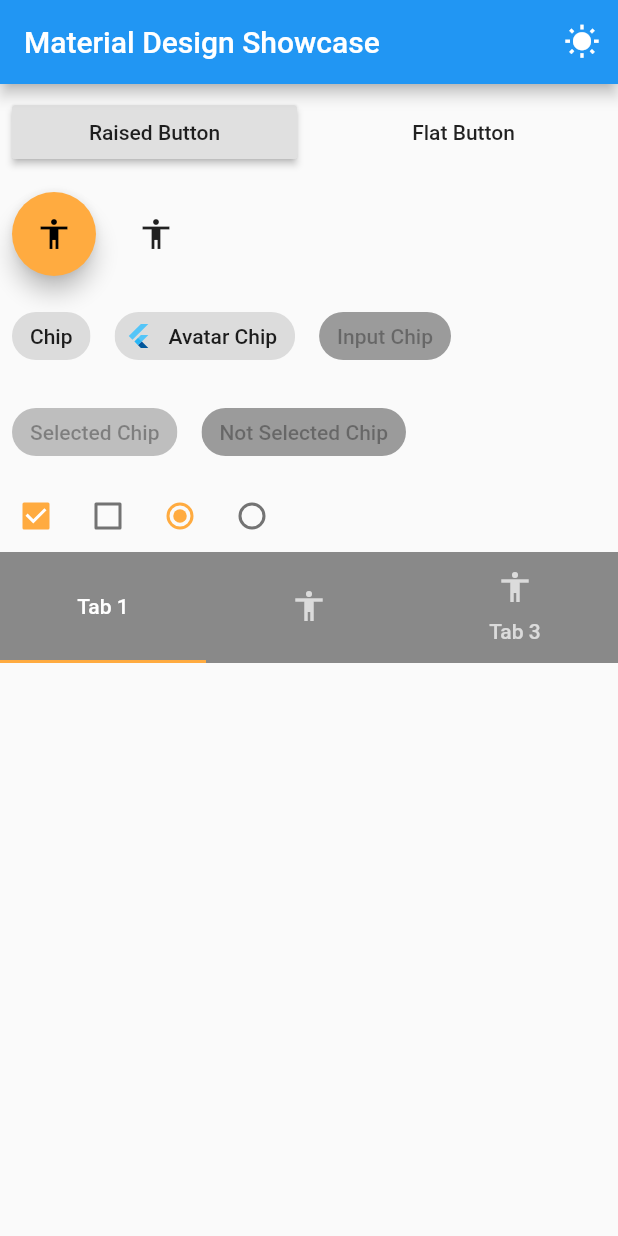
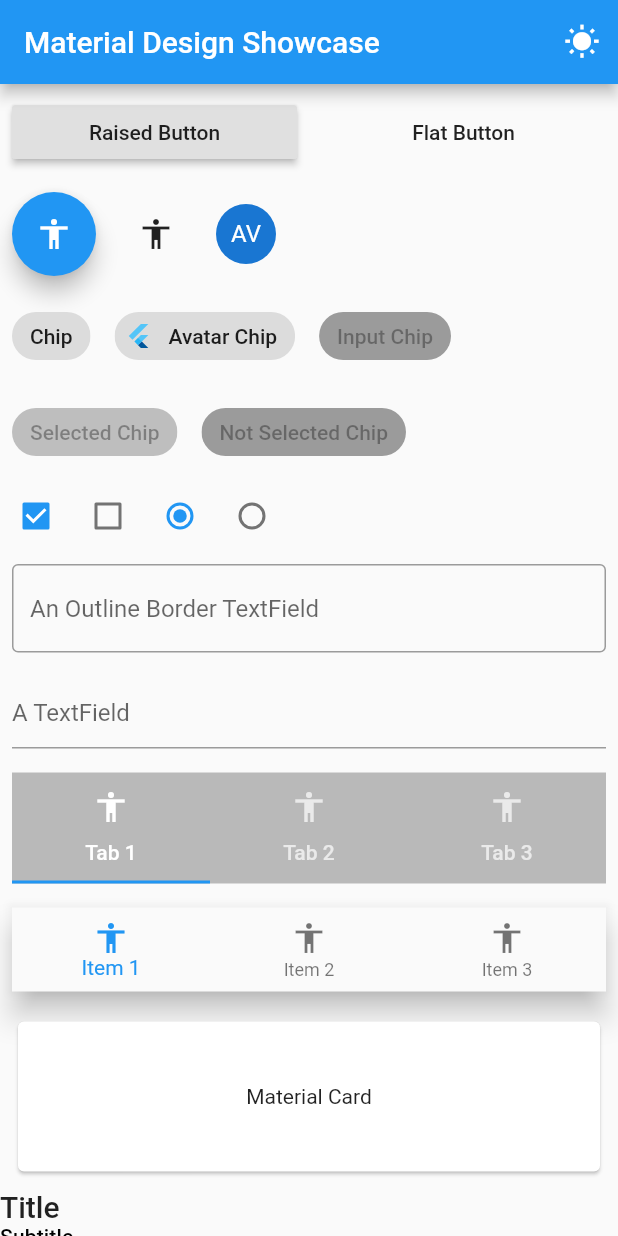
Before and after one commit to miquelbeltran/flutter_material_showcase, a Flutter app: the screen it shows after launch, on a phone screen of 412 x 824 dp. Run offline on Flutter 3.47's test engine with Material 2 defaults, Android fonts, the phone set to English and light mode, and no system bars.

Commit message:
added many widgets

```diff
--- a/example/lib/main.dart
+++ b/example/lib/main.dart
@@ -20,7 +20,6 @@ class _MyAppState extends State<MyApp> {
       theme: ThemeData(
         brightness: brightness,
         primarySwatch: Colors.blue,
-        accentColor: Colors.orangeAccent,
       ),
       home: Scaffold(
         appBar: AppBar(
--- a/lib/flutter_material_showcase.dart
+++ b/lib/flutter_material_showcase.dart
@@ -2,48 +2,94 @@ library flutter_material_showcase;
 
 import 'package:flutter/material.dart';
 
-class MaterialShowcase extends StatelessWidget {
+/// Material Design components showcase for Flutter apps
+///
+/// Use this widget to preview your ThemeData and see
+/// how it looks like with different Material Widgets.
+///
+/// The [tabBackgroundColor] will default to [Colors.black26] if not set.
+///
+class MaterialShowcase extends StatefulWidget {
+
+  /// Creates a MaterialShowcase
   MaterialShowcase({
     Key key,
-    this.tabBackgroundColor = Colors.black45,
+    this.tabBackgroundColor,
   }) : super(key: key);
 
-  Color tabBackgroundColor;
+  /// Color to be used under the TabBar
+  final Color tabBackgroundColor;
+
+  @override
+  _MaterialShowcaseState createState() => _MaterialShowcaseState();
+}
+
+class _MaterialShowcaseState extends State<MaterialShowcase> {
+  TextEditingController _controller1;
+  TextEditingController _controller2;
+
+  @override
+  void initState() {
+    super.initState();
+    _controller1 = TextEditingController();
+    _controller2 = TextEditingController();
+  }
+
+  @override
+  void dispose() {
+    super.dispose();
+    _controller1.dispose();
+    _controller2.dispose();
+  }
 
   @override
   Widget build(BuildContext context) {
     return DefaultTabController(
       length: 3,
       child: Column(
+        crossAxisAlignment: CrossAxisAlignment.start,
         children: <Widget>[
-          buildButtonRow(),
-          buildIconButtonRow(),
-          buildChipRow(),
-          buildChoiceChipRow(),
-          buildCheckboxRow(),
-          buildTabRow(),
+          _buildButtonRow(),
+          _buildIconButtonRow(),
+          _buildChipRow(),
+          _buildChoiceChipRow(),
+          _buildCheckboxRow(),
+          _buildTextInput(),
+          _buildTabRow(context),
+          _buildBottomNavigation(),
+          _buildCard(),
+          _buildText(context),
         ],
       ),
     );
   }
 
-  Container buildTabRow() {
-    return Container(
-          color: tabBackgroundColor,
+  Widget _buildTabRow(context) {
+    return Padding(
+      padding: const EdgeInsets.all(8.0),
+      child: Container(
+        color: widget.tabBackgroundColor ?? Colors.black26,
         child: TabBar(
           tabs: <Widget>[
-              Tab(text: 'Tab 1'),
-              Tab(icon: Icon(Icons.accessibility)),
+            Tab(
+              text: 'Tab 1',
+              icon: Icon(Icons.accessibility),
+            ),
+            Tab(
+              text: 'Tab 2',
+              icon: Icon(Icons.accessibility),
+            ),
             Tab(
               text: 'Tab 3',
               icon: Icon(Icons.accessibility),
             ),
           ],
         ),
+      ),
     );
   }
 
-  Row buildCheckboxRow() {
+  Row _buildCheckboxRow() {
     return Row(
       children: <Widget>[
         Checkbox(
@@ -67,7 +113,7 @@ class MaterialShowcase extends StatelessWidget {
     );
   }
 
-  Row buildChoiceChipRow() {
+  Row _buildChoiceChipRow() {
     return Row(
       children: <Widget>[
         Padding(
@@ -88,7 +134,7 @@ class MaterialShowcase extends StatelessWidget {
     );
   }
 
-  Row buildChipRow() {
+  Row _buildChipRow() {
     return Row(
       children: <Widget>[
         Padding(
@@ -114,7 +160,7 @@ class MaterialShowcase extends StatelessWidget {
     );
   }
 
-  Row buildIconButtonRow() {
+  Row _buildIconButtonRow() {
     return Row(
       children: <Widget>[
         Padding(
@@ -131,11 +177,17 @@ class MaterialShowcase extends StatelessWidget {
             onPressed: () {},
           ),
         ),
+        Padding(
+          padding: const EdgeInsets.all(8.0),
+          child: CircleAvatar(
+            child: Text('AV'),
+          ),
+        )
       ],
     );
   }
 
-  Row buildButtonRow() {
+  Row _buildButtonRow() {
     return Row(
       mainAxisSize: MainAxisSize.max,
       children: <Widget>[
@@ -160,4 +212,120 @@ class MaterialShowcase extends StatelessWidget {
       ],
     );
   }
+
+  Widget _buildBottomNavigation() {
+    return Padding(
+      padding: const EdgeInsets.all(8.0),
+      child: BottomNavigationBar(
+        items: <BottomNavigationBarItem>[
+          BottomNavigationBarItem(
+            icon: Icon(Icons.accessibility),
+            title: Text('Item 1'),
+          ),
+          BottomNavigationBarItem(
+            icon: Icon(Icons.accessibility),
+            title: Text('Item 2'),
+          ),
+          BottomNavigationBarItem(
+            icon: Icon(Icons.accessibility),
+            title: Text('Item 3'),
+          ),
+        ],
+      ),
+    );
   }
+
+  Widget _buildCard() {
+    return Padding(
+      padding: const EdgeInsets.all(8.0),
+      child: Card(
+        child: Container(
+          height: 100,
+          child: Center(
+            child: Text('Material Card'),
+          ),
+        ),
+      ),
+    );
+  }
+
+  Widget _buildTextInput() {
+    return Column(
+      children: <Widget>[
+        Padding(
+          padding: EdgeInsets.all(8.0),
+          child: TextField(
+            key: Key('TextField1'),
+            controller: _controller1,
+            decoration: InputDecoration(
+              hintText: "An Outline Border TextField",
+              border: OutlineInputBorder(),
+            ),
+          ),
+        ),
+        Padding(
+          padding: EdgeInsets.all(8.0),
+          child: TextField(
+            key: Key('TextField2'),
+            controller: _controller2,
+            decoration: InputDecoration(
+              hintText: "A TextField",
+            ),
+          ),
+        ),
+      ],
+    );
+  }
+
+  Widget _buildText(context) {
+    return Column(
+      crossAxisAlignment: CrossAxisAlignment.start,
+      children: <Widget>[
+        Text(
+          'Title',
+          style: Theme.of(context).textTheme.title,
+        ),
+        Text(
+          'Subtitle',
+          style: Theme.of(context).textTheme.subtitle,
+        ),
+        Text(
+          'Headline',
+          style: Theme.of(context).textTheme.headline,
+        ),
+        Text(
+          'Subhead',
+          style: Theme.of(context).textTheme.subhead,
+        ),
+        Text(
+          'Body 1',
+          style: Theme.of(context).textTheme.body1,
+        ),
+        Text(
+          'Body 2',
+          style: Theme.of(context).textTheme.body2,
+        ),
+        Text(
+          'Caption',
+          style: Theme.of(context).textTheme.caption,
+        ),
+        Text(
+          'Display 1',
+          style: Theme.of(context).textTheme.display1,
+        ),
+        Text(
+          'Display 2',
+          style: Theme.of(context).textTheme.display2,
+        ),
+        Text(
+          'Display 3',
+          style: Theme.of(context).textTheme.display3,
+        ),
+        Text(
+          'Display 4',
+          style: Theme.of(context).textTheme.display4,
+        ),
+      ],
+    );
+  }
+}
```
Lines whose indentation alone changed are shown as unchanged.
